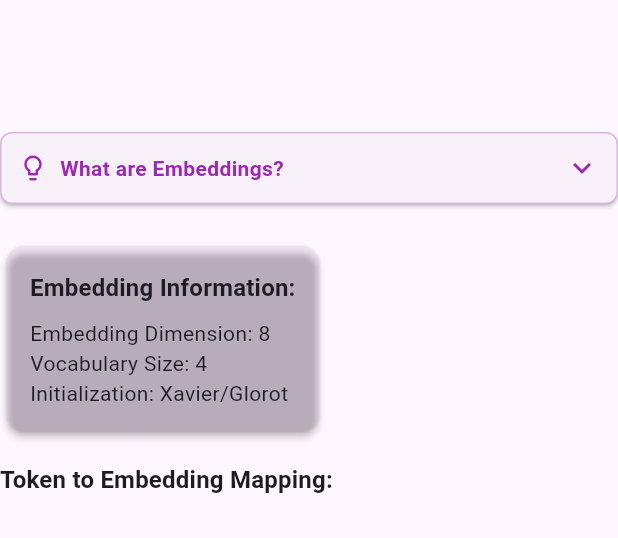
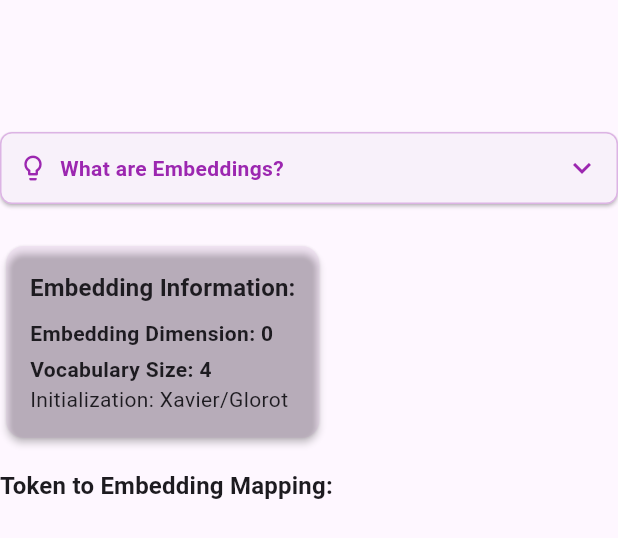
Before and after one commit to maximodanilo/llm-demo-app, a Flutter app: the EmbeddingLookupStepSectionImpl widget shown alone on an empty page, opened directly with empty values, on a phone screen of 412 x 824 dp. Shown: the top 538 px of the screen. Run offline on Flutter 3.47's test engine with Material 3 defaults, Android fonts, the light colour scheme and no system bars; our stand-ins replace shared_preferences; accounts and stored records are empty.

Commit message:
feat: implement singleton EmbeddingService for consistent embeddings across steps

```diff
--- /dev/null
+++ b/lib/core/services/embedding_service.dart
@@ -0,0 +1,87 @@
+import 'package:llmdemoapp/core/models/embedding_layer.dart';
+import 'package:llmdemoapp/core/models/tokenizer.dart';
+
+/// Service responsible for providing consistent embeddings across different steps
+class EmbeddingService {
+  /// Singleton instance
+  static final EmbeddingService _instance = EmbeddingService._internal();
+
+  /// Factory constructor to return the singleton instance
+  factory EmbeddingService() {
+    return _instance;
+  }
+
+  /// Private constructor for singleton pattern
+  EmbeddingService._internal();
+
+  /// The embedding layer used across all steps
+  late final EmbeddingLayer _embeddingLayer;
+
+  /// The tokenizer used across all steps
+  late final ITokenizer _tokenizer;
+
+  /// Whether the service has been initialized
+  bool _isInitialized = false;
+
+  /// Initialize the embedding service with consistent parameters
+  void initialize({int? seed, int embeddingDimension = 32}) {
+    if (_isInitialized) return;
+
+    // Create tokenizer
+    _tokenizer = TokenizerFactory.createTokenizer(TokenizerType.word);
+
+    // Create embedding layer with fixed seed for consistency
+    _embeddingLayer = EmbeddingLayer(seed: seed ?? 42);
+    _embeddingLayer.initializeEmbeddings(
+      10000, // Vocabulary size
+      embeddingDimension,
+      strategy: EmbeddingInitStrategy.xavier,
+    );
+
+    _isInitialized = true;
+  }
+
+  /// Get the shared embedding layer
+  EmbeddingLayer get embeddingLayer {
+    _ensureInitialized();
+    return _embeddingLayer;
+  }
+
+  /// Get the shared tokenizer
+  ITokenizer get tokenizer {
+    _ensureInitialized();
+    return _tokenizer;
+  }
+
+  /// Process text to get tokens, token IDs, and embeddings
+  /// Returns a map with 'tokens', 'tokenIds', and 'embeddings'
+  Map<String, dynamic> processText(String text, {int maxTokens = 5}) {
+    _ensureInitialized();
+
+    // Tokenize the input text
+    final tokens = _tokenizer.encode(text);
+
+    // Convert tokens to IDs
+    final tokenIds = _tokenizer.tokensToIds(tokens);
+
+    // Limit tokens for clarity if needed
+    final limitedTokens = tokens.length > maxTokens ? tokens.sublist(0, maxTokens) : tokens;
+    final limitedTokenIds = tokenIds.length > maxTokens ? tokenIds.sublist(0, maxTokens) : tokenIds;
+
+    // Get embeddings for each token
+    final embeddings = limitedTokenIds.map((id) => _embeddingLayer.getEmbedding(id)).toList();
+
+    return {
+      'tokens': limitedTokens,
+      'tokenIds': limitedTokenIds,
+      'embeddings': embeddings,
+    };
+  }
+
+  /// Ensure the service is initialized before use
+  void _ensureInitialized() {
+    if (!_isInitialized) {
+      initialize();
+    }
+  }
+}
--- a/lib/ui/steps/embedding_lookup_step_section_impl.dart
+++ b/lib/ui/steps/embedding_lookup_step_section_impl.dart
@@ -1,6 +1,5 @@
 import 'package:flutter/material.dart';
-import 'package:llmdemoapp/core/models/embedding_layer.dart';
-import 'package:llmdemoapp/core/models/tokenizer.dart';
+import 'package:llmdemoapp/core/services/embedding_service.dart';
 import 'package:llmdemoapp/ui/steps/training_step_section.dart';
 import 'package:llmdemoapp/ui/widgets/collapsible_education_section.dart';
 import 'package:llmdemoapp/ui/widgets/embedding_wave_visualization.dart';
@@ -49,8 +48,8 @@ class EmbeddingLookupStepSectionImpl extends StatefulWidget
 
 class _EmbeddingLookupStepSectionImplState
     extends State<EmbeddingLookupStepSectionImpl> {
-  late final ITokenizer _tokenizer;
-  late final EmbeddingLayer _embeddingLayer;
+  // Use the shared embedding service
+  final EmbeddingService _embeddingService = EmbeddingService();
   late final List<String> _tokens;
   late final List<int> _tokenIds;
   late final List<List<double>> _embeddings;
@@ -59,26 +58,16 @@ class _EmbeddingLookupStepSectionImplState
   void initState() {
     super.initState();
 
-    // Initialize tokenizer
-    _tokenizer = TokenizerFactory.createTokenizer(TokenizerType.word);
+    // Initialize the embedding service
+    _embeddingService.initialize(embeddingDimension: widget.embeddingDimension);
 
-    // Tokenize the input text
-    _tokens = _tokenizer.encode(widget.inputText);
+    // Process the input text to get tokens, token IDs, and embeddings
+    final result = _embeddingService.processText(widget.inputText);
 
-    // Convert tokens to IDs
-    _tokenIds = _tokenizer.tokensToIds(_tokens);
-
-    // Initialize embedding layer with vocabulary size and embedding dimension
-    _embeddingLayer = EmbeddingLayer();
-    _embeddingLayer.initializeEmbeddings(
-      _tokenizer.vocabulary.getSize(),
-      widget.embeddingDimension,
-      strategy: EmbeddingInitStrategy.xavier,
-    );
-
-    // Get embeddings for each token
-    _embeddings =
-        _tokenIds.map((id) => _embeddingLayer.getEmbedding(id)).toList();
+    // Extract the results
+    _tokens = result['tokens'];
+    _tokenIds = result['tokenIds'];
+    _embeddings = result['embeddings'];
   }
 
   @override
@@ -167,12 +156,13 @@ class _EmbeddingLookupStepSectionImplState
                   ),
                   const SizedBox(height: 8),
                   Text(
-                    'Embedding Dimension: ${widget.embeddingDimension}',
-                    style: Theme.of(context).textTheme.bodyMedium,
+                    'Embedding Dimension: ${_embeddings.isNotEmpty ? _embeddings[0].length : 0}',
+                    style: const TextStyle(fontWeight: FontWeight.bold),
                   ),
+                  const SizedBox(height: 4),
                   Text(
-                    'Vocabulary Size: ${_tokenizer.vocabulary.getSize()}',
-                    style: Theme.of(context).textTheme.bodyMedium,
+                    'Vocabulary Size: ${_embeddingService.tokenizer.vocabulary.getSize()}',
+                    style: const TextStyle(fontWeight: FontWeight.bold),
                   ),
                   Text(
                     'Initialization: Xavier/Glorot',
```
Also changed, not shown: lib/ui/steps/attention_mechanism_step_section_impl.dart (+1 -31 lines), lib/ui/steps/positional_encoding_step_section_impl.dart (+11 -20 lines), 2 other files.
